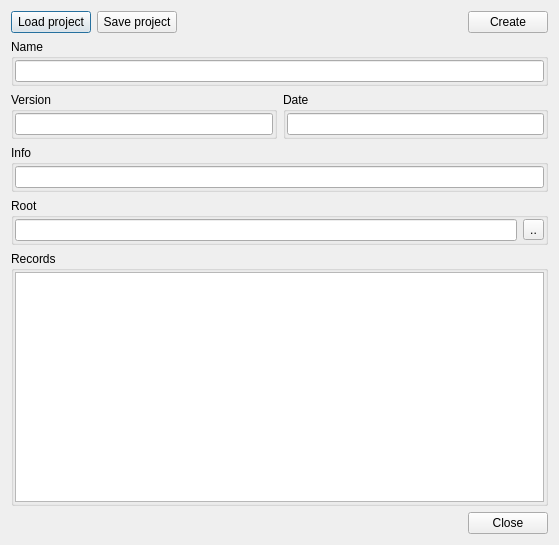
The window that gui_source/dialogcreatemodule.ui (horsicq/x64dbg-Plugin-Manager) describes before a commit, drawn with Qt 5.
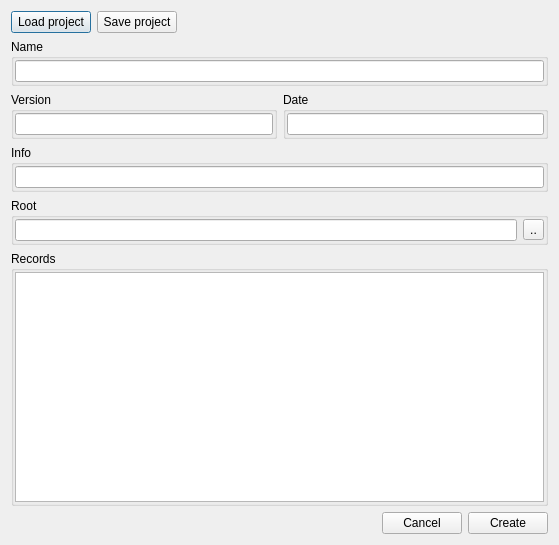
The same window after the commit.

```diff
--- a/gui_source/dialogcreatemodule.ui
+++ b/gui_source/dialogcreatemodule.ui
@@ -49,13 +49,6 @@
        </property>
       </spacer>
      </item>
-     <item>
-      <widget class="QPushButton" name="pushButtonCreate">
-       <property name="text">
-        <string>Create</string>
-       </property>
-      </widget>
-     </item>
     </layout>
    </item>
    <item>
@@ -250,7 +243,14 @@
      <item>
       <widget class="QPushButton" name="pushButtonClose">
        <property name="text">
-        <string>Close</string>
+        <string>Cancel</string>
+       </property>
+      </widget>
+     </item>
+     <item>
+      <widget class="QPushButton" name="pushButtonCreate">
+       <property name="text">
+        <string>Create</string>
        </property>
       </widget>
      </item>
```
Left out of the diff: 2 changed lines with no effect on the pictures.
